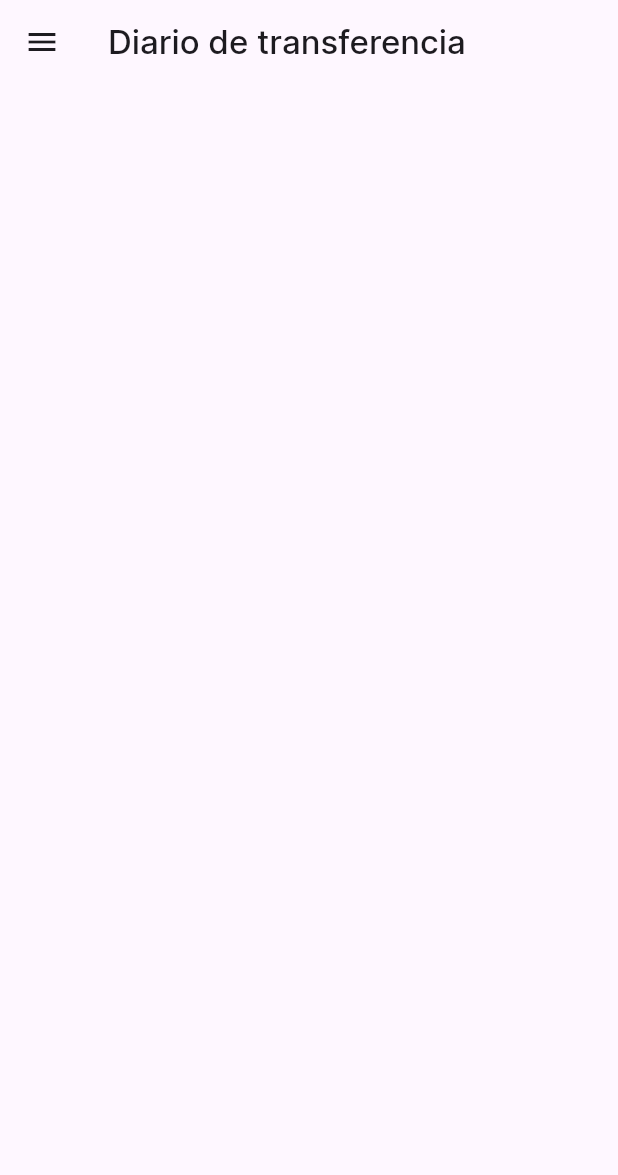
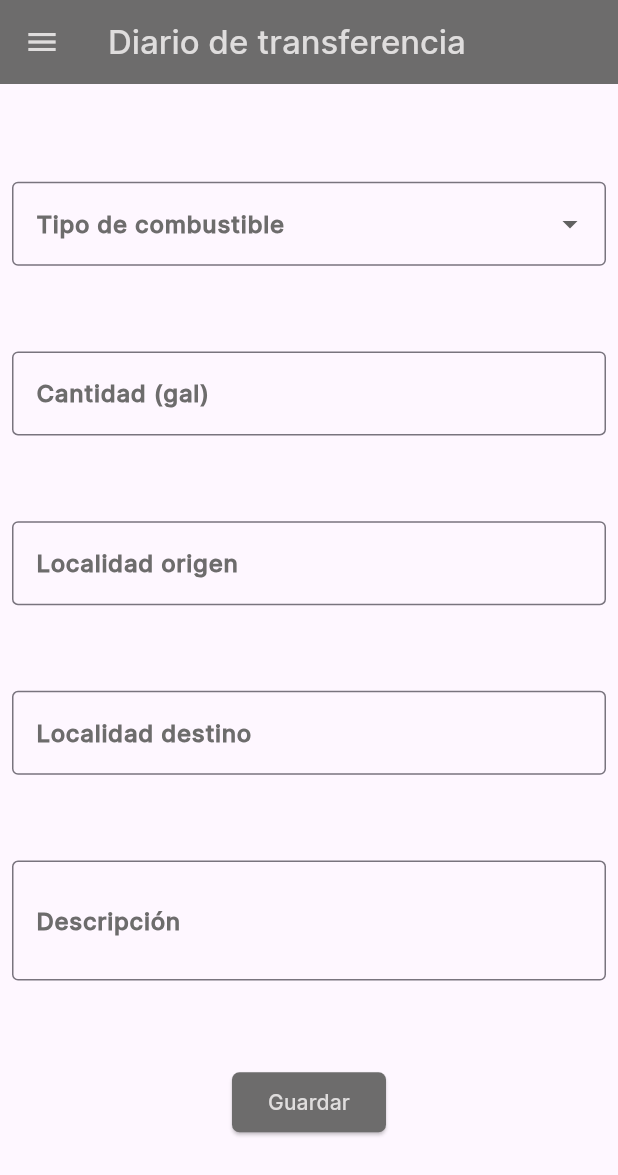
Before and after one commit to matheokm/testapp, a Flutter app: the TransferJournalsNewPage screen opened by its route, on a phone screen of 412 x 824 dp. Shown: the top 1175 px of the screen. Run offline on Flutter 3.47's test engine with Material 3 defaults, Android fonts, the phone set to English and light mode, and no system bars; our stand-ins replace sqflite; accounts and stored records are empty.

Commit message:
Se agrega el diseño UI

```diff
--- a/lib/screens/transferJournalsNewPage.dart
+++ b/lib/screens/transferJournalsNewPage.dart
@@ -6,9 +6,158 @@ class TransferJournalsNewPage extends StatelessWidget {
 
   @override
   Widget build(BuildContext context) {
+    final List<String> localidades = [
+      'Quito',
+      'Guayaquil',
+      'Cuenca',
+      'Loja',
+      'Ambato'
+    ];
     return Scaffold(
       appBar: AppBar(
-        title: const Text('Diario de transferencia'),
+        title: const Align(
+            alignment: Alignment.bottomLeft,
+            child: Text('Diario de transferencia')),
+        backgroundColor: Color.fromARGB(255, 109, 108, 108),
+        foregroundColor: Color.fromARGB(255, 223, 221, 221),
+      ),
+      body: Padding(
+        padding: const EdgeInsets.all(8.0),
+        child: Form(
+          child: Column(
+            mainAxisAlignment: MainAxisAlignment.spaceEvenly,
+            children: <Widget>[
+              DropdownButtonFormField<String>(
+                decoration: const InputDecoration(
+                  border: OutlineInputBorder(),
+                  label: Text(
+                    'Tipo de combustible',
+                    style: TextStyle(
+                      fontWeight: FontWeight.bold,
+                      color: Color.fromARGB(255, 109, 108, 108),
+                    ),
+                  ),
+                ),
+                items:
+                <String>['Gasolina', 'Diesel', 'Gas'].map((String value) {
+                  return DropdownMenuItem<String>(
+                    value: value,
+                    child: Text(value),
+                  );
+                }).toList(),
+                onChanged: (_) {},
+              ),
+              const TextField(
+                decoration: InputDecoration(
+                    border: OutlineInputBorder(),
+                    label: Text(
+                      'Cantidad (gal)',
+                      style: TextStyle(
+                        fontWeight: FontWeight.bold,
+                        color: Color.fromARGB(255, 109, 108, 108),
+                      ),
+                    )),
+              ),
+              Autocomplete<String>(
+                optionsBuilder: (TextEditingValue textEditingValue) {
+                  if (textEditingValue.text == '') {
+                    return const Iterable<String>.empty();
+                  }
+                  return localidades.where((String option) {
+                    return option.contains(textEditingValue.text.toLowerCase());
+                  });
+                },
+                onSelected: (String selection) {
+                  print('Has seleccionado: $selection');
+                },
+                fieldViewBuilder: (BuildContext context,
+                    TextEditingController textEditingController,
+                    FocusNode focusNode,
+                    VoidCallback onFieldSubmitted) {
+                  return TextFormField(
+                    controller: textEditingController,
+                    focusNode: focusNode,
+                    onFieldSubmitted: (String value) {
+                      onFieldSubmitted();
+                    },
+                    decoration: const InputDecoration(
+                      border: OutlineInputBorder(),
+                      label: Text(
+                        'Localidad origen',
+                        style: TextStyle(
+                          fontWeight: FontWeight.bold,
+                          color: Color.fromARGB(255, 109, 108, 108),
+                        ),
+                      ),
+                    ),
+                  );
+                },
+              ),
+              Autocomplete<String>(
+                optionsBuilder: (TextEditingValue textEditingValue) {
+                  if (textEditingValue.text == '') {
+                    return const Iterable<String>.empty();
+                  }
+                  return localidades.where((String option) {
+                    return option.contains(textEditingValue.text.toLowerCase());
+                  });
+                },
+                onSelected: (String selection) {
+                  print('Has seleccionado: $selection');
+                },
+                fieldViewBuilder: (BuildContext context,
+                    TextEditingController textEditingController,
+                    FocusNode focusNode,
+                    VoidCallback onFieldSubmitted) {
+                  return TextFormField(
+                    controller: textEditingController,
+                    focusNode: focusNode,
+                    onFieldSubmitted: (String value) {
+                      onFieldSubmitted();
+                    },
+                    decoration: const InputDecoration(
+                      border: OutlineInputBorder(),
+                      label: Text(
+                        'Localidad destino',
+                        style: TextStyle(
+                          fontWeight: FontWeight.bold,
+                          color: Color.fromARGB(255, 109, 108, 108),
+                        ),
+                      ),
+                    ),
+                  );
+                },
+              ),
+              TextFormField(
+                decoration: const InputDecoration(
+                    border: OutlineInputBorder(),
+                    label: Text(
+                      'Descripción',
+                      style: TextStyle(
+                        fontWeight: FontWeight.bold,
+                        color: Color.fromARGB(255, 109, 108, 108),
+                      ),
+                    )),
+                maxLines: 2,
+              ),
+
+              ElevatedButton(
+                style: ElevatedButton.styleFrom(
+                  backgroundColor: const Color.fromARGB(255, 109, 108, 108),
+                  foregroundColor: const Color.fromARGB(255, 223, 221, 221),
+                  shape: RoundedRectangleBorder(
+                    borderRadius:
+                    BorderRadius.circular(5.0), // 5% del tamaño del botón
+                  ),
+                ),
+                onPressed: () {
+                  // Guardar la información
+                },
+                child: const Text('Guardar'),
+              ),
+            ],
+          ),
+        ),
       ),
       drawer: const MenuWidget(),
     );
```
